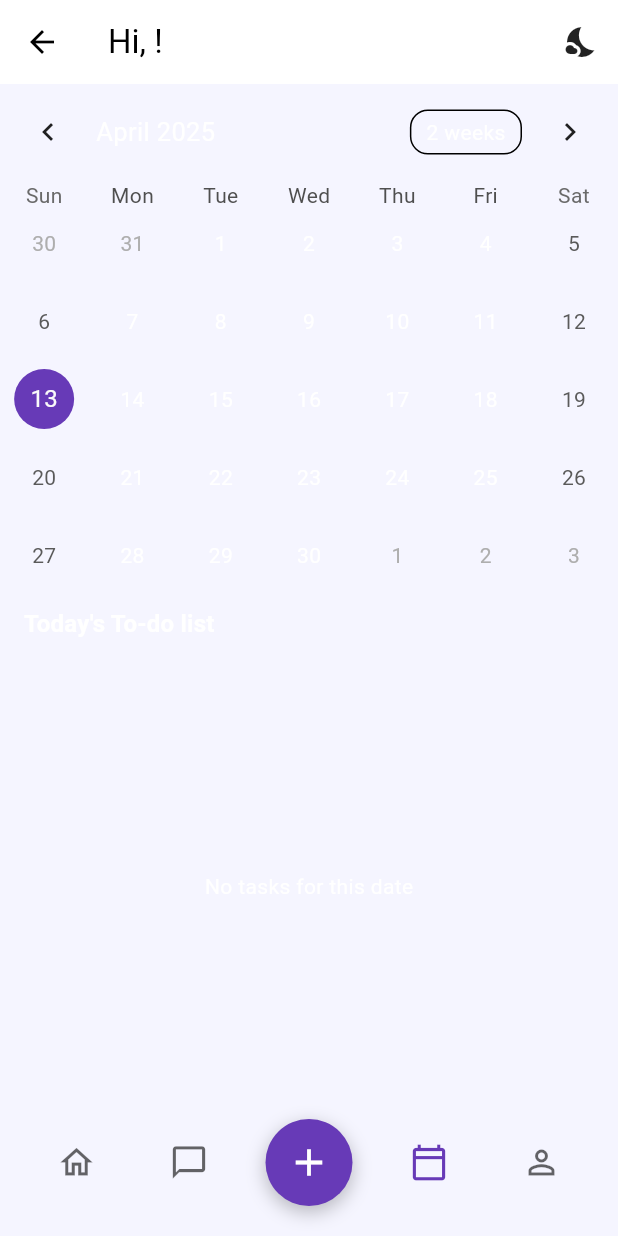
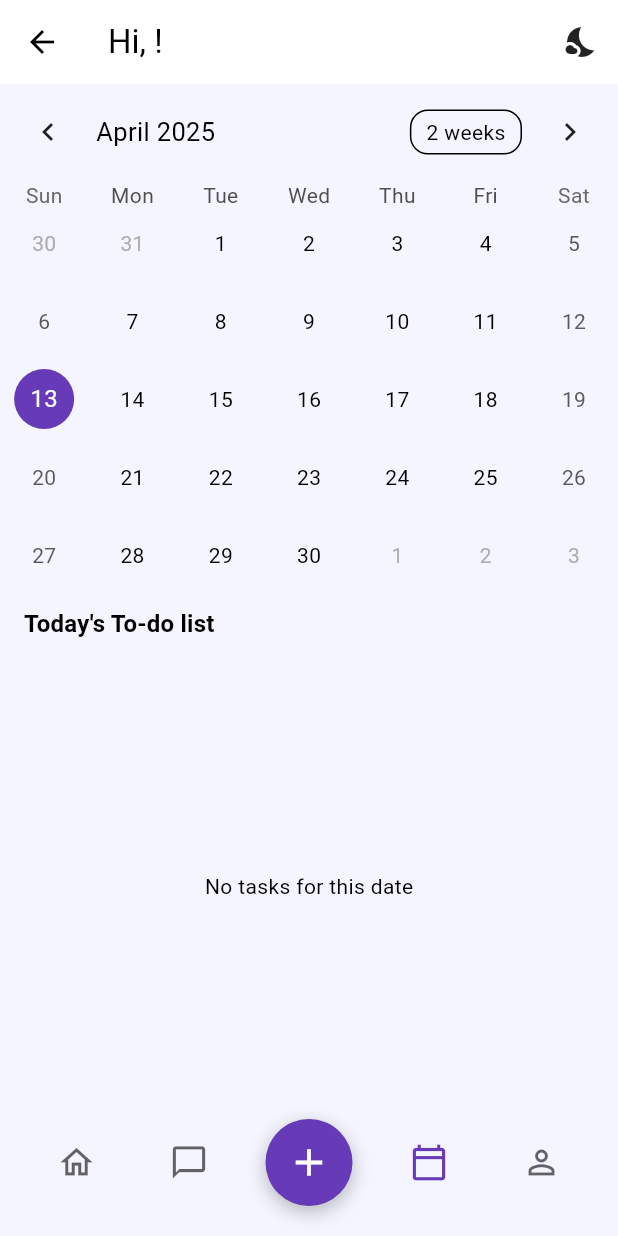
Before and after one commit to Rutuja238/worklify, a Flutter app: the HomeScreen screen opened by its route, item 4 of the bottom bar chosen, on a phone screen of 412 x 824 dp. Run offline on Flutter 3.47's test engine with Material 3 defaults, Android fonts, the phone set to English and light mode, and no system bars; drawn by our look-alikes of table_calendar; our stand-ins replace equatable, firebase_auth, firebase_core, flutter_bloc, google_sign_in, hive and 2 more; accounts and stored records are empty; statements that could not run were skipped.

Commit message:
card theme update

```diff
--- a/lib/theme/app_theme.dart
+++ b/lib/theme/app_theme.dart
@@ -11,8 +11,9 @@ class AppTheme {
       elevation: 0,
     ),
     textTheme: const TextTheme(
-    bodyMedium: TextStyle(color: Colors.white),
-    titleMedium: TextStyle(color: Colors.white),
+    bodyMedium: TextStyle(color: Colors.black),
+    titleMedium: TextStyle(color: Colors.black),
+    headlineSmall:TextStyle(color: Colors.black),
   ),
   );
 
@@ -25,5 +26,10 @@ class AppTheme {
       foregroundColor: Colors.white,
       elevation: 0,
     ),
+     textTheme: const TextTheme(
+    bodyMedium: TextStyle(color: Colors.white),
+    titleMedium: TextStyle(color: Colors.white),
+    headlineSmall:TextStyle(color: Colors.white),
+  ),
   );
 }
```
Also changed, not shown: lib/widgets/task_card.dart (+25 -7 lines).
